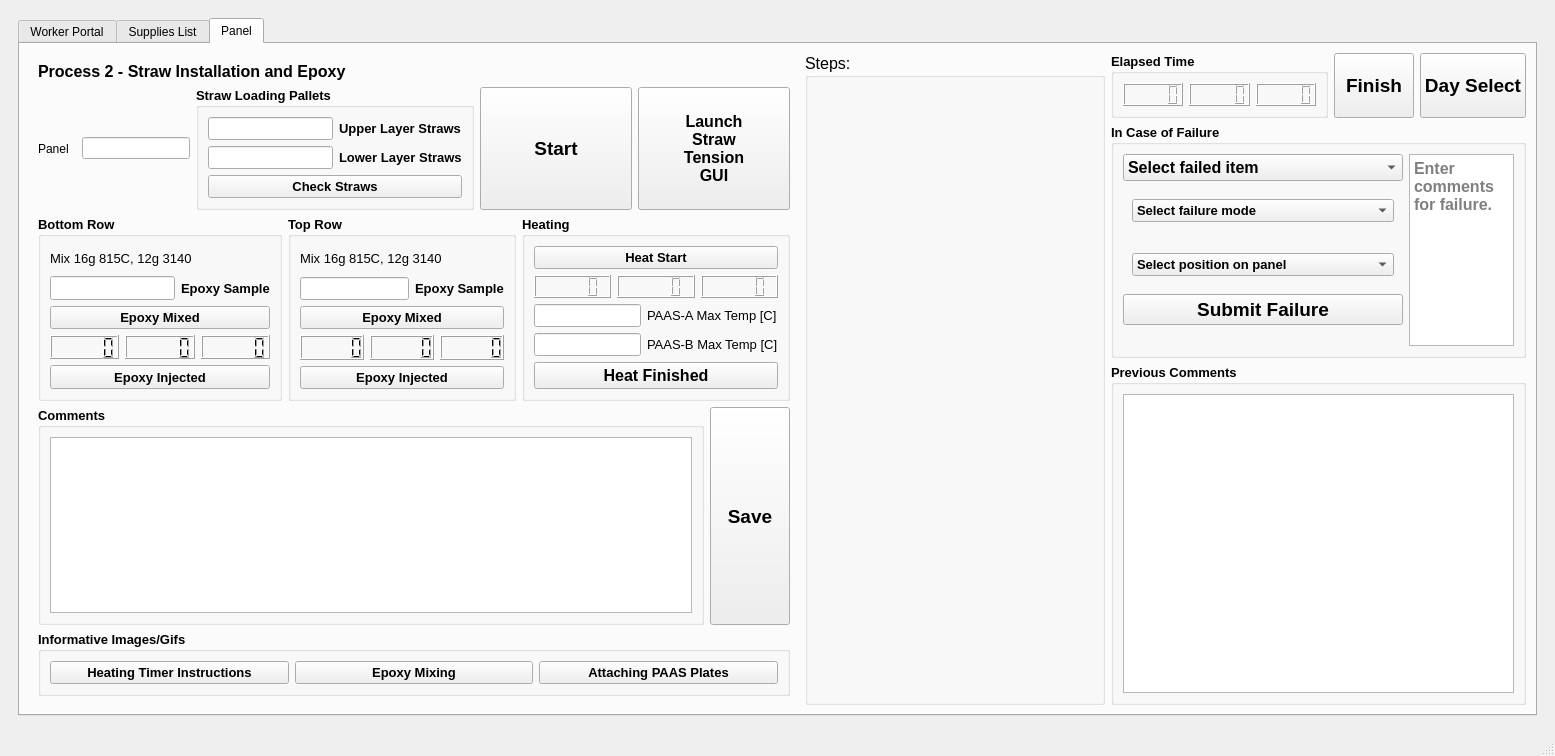
Before: the Qt Designer form GUIS/panel/current/panel.ui in bamesserly/mu2e-tracker-factory, drawn with Qt 5.
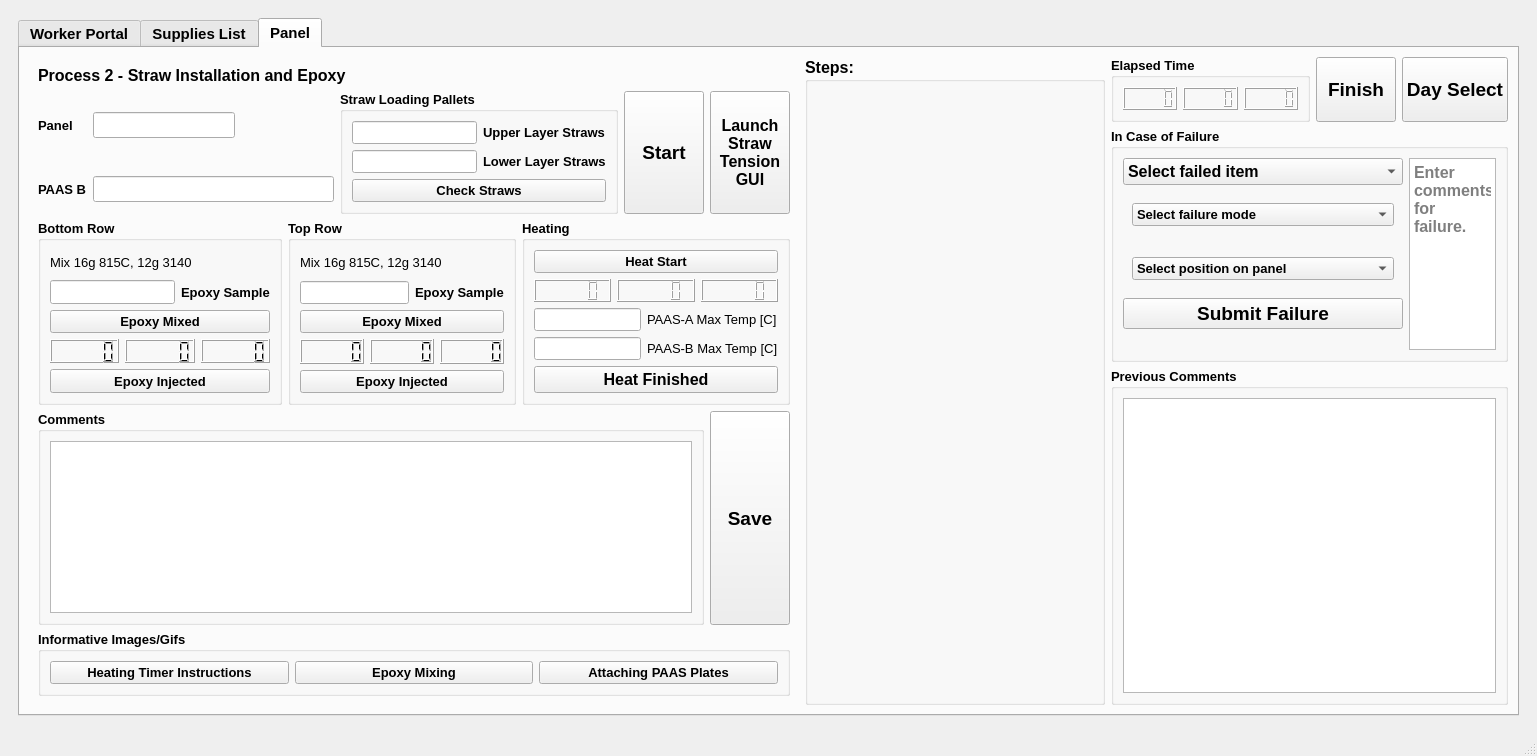
After: the same form once the commit is applied. The open tabs and pages were chosen to show the change.

Commit message:
master + changes to enable the recording of PAAS data in the GUI.
Added 5 files:
Panel.py & panel.ui: all frontend changes, buttons and fields for PAAS's
PANGUI.py: relevant changes to enable the usage of fields and calls to dP.
dataProcessor.py: Added calls to the new functions written in databaseClasses to save and load PAAS data.
databaseClasses: added two new functions under Panel class to record/show PAAS.

Diff of the .ui file:
```diff
--- a/GUIS/panel/current/panel.ui
+++ b/GUIS/panel/current/panel.ui
@@ -6,7 +6,7 @@
    <rect>
     <x>0</x>
     <y>0</y>
-    <width>1555</width>
+    <width>1537</width>
     <height>756</height>
    </rect>
   </property>
@@ -36,6 +36,13 @@
         </property>
         <item row="0" column="0">
          <widget class="QTabWidget" name="tabWidget">
+          <property name="font">
+           <font>
+            <pointsize>11</pointsize>
+            <weight>75</weight>
+            <bold>true</bold>
+           </font>
+          </property>
           <property name="currentIndex">
            <number>2</number>
           </property>
@@ -1843,7 +1850,7 @@
                </layout>
               </widget>
               <widget class="QWidget" name="p2Straws">
-               <layout class="QGridLayout" name="gridLayout_20">
+               <layout class="QGridLayout" name="gridLayout_60">
                 <item row="0" column="0">
                  <widget class="QLabel" name="label_613">
                   <property name="font">
@@ -1859,38 +1866,41 @@
                  </widget>
                 </item>
                 <item row="1" column="0">
-                 <layout class="QHBoxLayout" name="horizontalLayout_14">
-                  <item>
-                   <layout class="QHBoxLayout" name="horizontalLayout_10">
-                    <item>
-                     <widget class="QLabel" name="label_612">
-                      <property name="text">
-                       <string>Panel</string>
-                      </property>
-                     </widget>
-                    </item>
-                    <item>
-                     <widget class="QLineEdit" name="panelInput2">
-                      <property name="sizePolicy">
-                       <sizepolicy hsizetype="Maximum" vsizetype="Maximum">
-                        <horstretch>0</horstretch>
-                        <verstretch>0</verstretch>
-                       </sizepolicy>
-                      </property>
-                      <property name="cursor">
-                       <cursorShape>ArrowCursor</cursorShape>
-                      </property>
-                      <property name="text">
-                       <string/>
-                      </property>
-                      <property name="maxLength">
-                       <number>5</number>
-                      </property>
-                     </widget>
-                    </item>
-                   </layout>
+                 <layout class="QGridLayout" name="gridLayout_20">
+                  <item row="0" column="0">
+                   <widget class="QLabel" name="label_612">
+                    <property name="font">
+                     <font>
+                      <pointsize>10</pointsize>
+                      <weight>75</weight>
+                      <bold>true</bold>
+                     </font>
+                    </property>
+                    <property name="text">
+                     <string>Panel</string>
+                    </property>
+                   </widget>
                   </item>
-                  <item>
+                  <item row="0" column="1">
+                   <widget class="QLineEdit" name="panelInput2">
+                    <property name="sizePolicy">
+                     <sizepolicy hsizetype="Maximum" vsizetype="Maximum">
+                      <horstretch>0</horstretch>
+                      <verstretch>0</verstretch>
+                     </sizepolicy>
+                    </property>
+                    <property name="cursor">
+                     <cursorShape>ArrowCursor</cursorShape>
+                    </property>
+                    <property name="text">
+                     <string/>
+                    </property>
+                    <property name="maxLength">
+                     <number>5</number>
+                    </property>
+                   </widget>
+                  </item>
+                  <item row="0" column="2" rowspan="2">
                    <widget class="QGroupBox" name="groupBox_50">
                     <property name="sizePolicy">
                      <sizepolicy hsizetype="Minimum" vsizetype="Minimum">
@@ -1981,7 +1991,7 @@
                     </layout>
                    </widget>
                   </item>
-                  <item>
+                  <item row="0" column="3" rowspan="2">
                    <widget class="QPushButton" name="startbutton2">
                     <property name="sizePolicy">
                      <sizepolicy hsizetype="Preferred" vsizetype="Preferred">
@@ -2004,7 +2014,7 @@
                     </property>
                    </widget>
                   </item>
-                  <item>
+                  <item row="0" column="4" rowspan="2">
                    <widget class="QPushButton" name="launch_straw_tensioner">
                     <property name="sizePolicy">
                      <sizepolicy hsizetype="Preferred" vsizetype="Preferred">
@@ -2027,6 +2037,23 @@
                     </property>
                    </widget>
                   </item>
+                  <item row="1" column="0">
+                   <widget class="QLabel" name="label_33">
+                    <property name="font">
+                     <font>
+                      <pointsize>10</pointsize>
+                      <weight>75</weight>
+                      <bold>true</bold>
+                     </font>
+                    </property>
+                    <property name="text">
+                     <string>PAAS B</string>
+                    </property>
+                   </widget>
+                  </item>
+                  <item row="1" column="1">
+                   <widget class="QLineEdit" name="paasBInput"/>
+                  </item>
                  </layout>
                 </item>
                 <item row="2" column="0">
```
Left out of the diff: 285 changed lines with no effect on the pictures. The commit also changes 4 other files.
